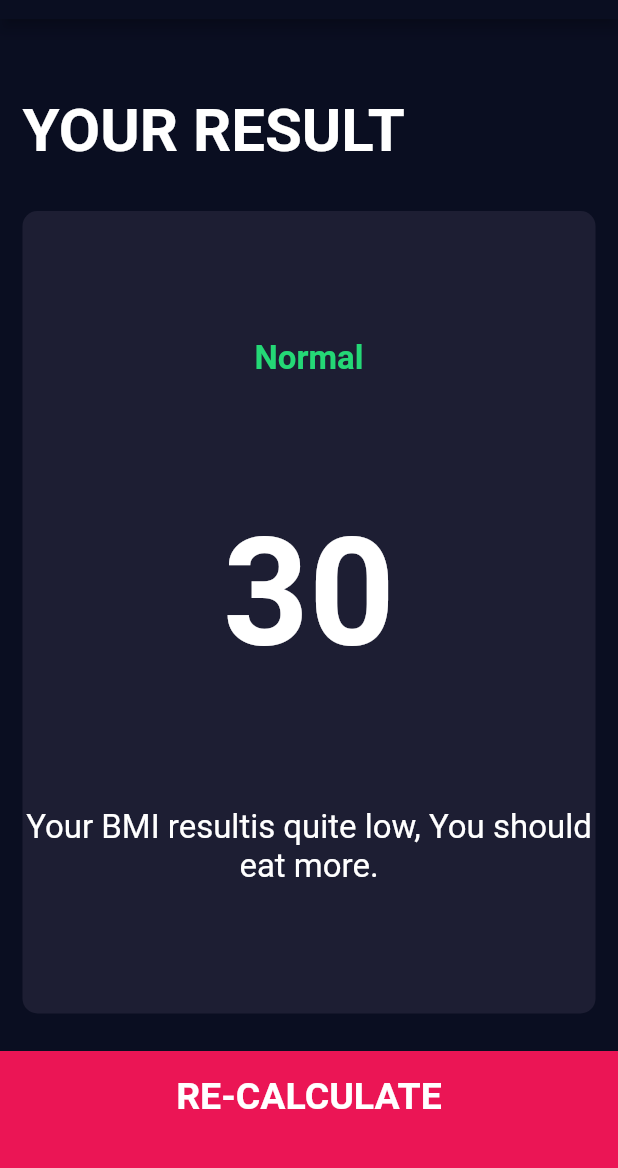
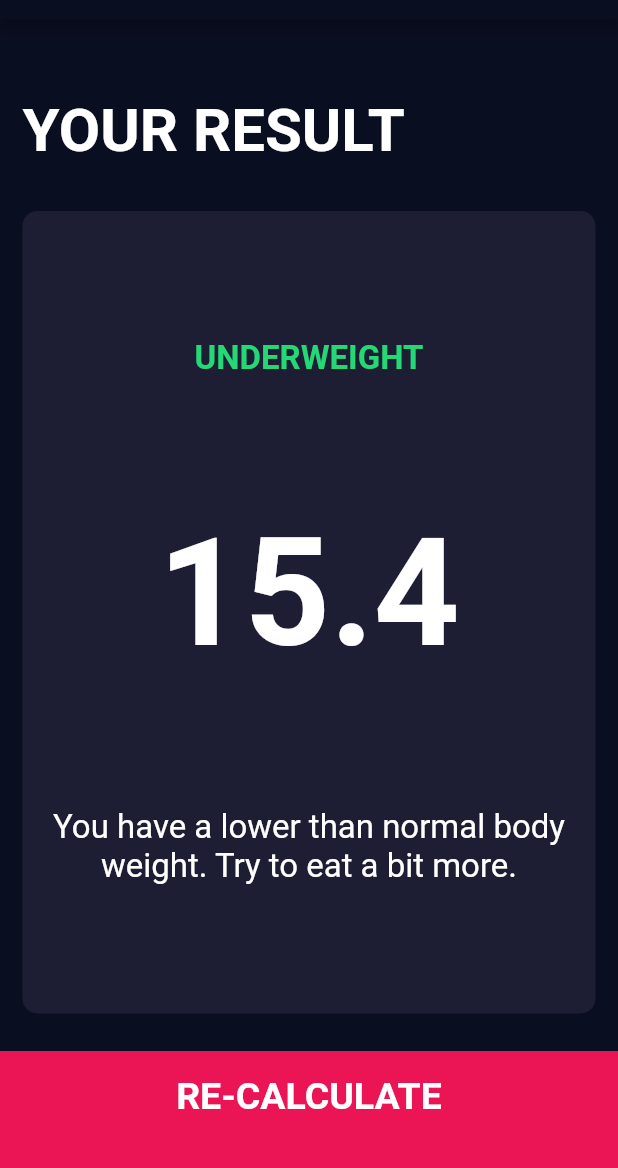
Before and after one commit to muskanrani/BMI-Calculator, a Flutter app: the screen it shows after launch, after a tap on "CALCULATE", on a phone screen of 412 x 824 dp, the part 65-1233 px from its top. Run offline on Flutter 3.47's test engine with Material 2 defaults, Android fonts, the phone set to English and light mode, and no system bars; our stand-ins replace font_awesome_flutter.

Commit message:
Added functionality

```diff
--- /dev/null
+++ b/lib/calculator_brain.dart
@@ -0,0 +1,35 @@
+import 'dart:math';
+class CalculatorBrain{
+  CalculatorBrain({this.height,this.weight});
+  final int height;
+  final int weight;
+  double _bmi;
+  String calculateBmi(){
+    _bmi = weight/ pow(height/100, 2);
+    return _bmi.toStringAsFixed(1);
+  }
+
+  String getResult() {
+    if(_bmi >= 25){
+      return 'Overweight';
+    }
+    else if(_bmi > 18.5){
+      return 'Normal';
+    }
+    else{
+      return 'Underweight';
+    }
+  }
+
+  String getInterpretation() {
+    if(_bmi >= 25){
+      return 'You have a higher than normal weight. Try to exercise more.';
+    }
+    else if(_bmi > 18.5){
+      return 'You have a normal body weight. Good job!';
+    }
+    else{
+      return 'You have a lower than normal body weight. Try to eat a bit more.';
+    }
+  }
+}
--- a/lib/screens/input_page.dart
+++ b/lib/screens/input_page.dart
@@ -7,6 +7,7 @@ import '../constants.dart';
 import 'results_page.dart';
 import '../components/bottom_button.dart';
 import 'package:bmi_calculator/components/round_icon_button.dart';
+import 'package:bmi_calculator/calculator_brain.dart';
 enum Gender{
   female,
   male,
@@ -203,7 +204,12 @@ class _InputPageState extends State<InputPage> {
             ),
           BottomButton(buttonTitle: 'CALCULATE',
                onTap: (){
-              Navigator.push(context, MaterialPageRoute(builder: (context) => ResultsPage()));
+            CalculatorBrain calc = CalculatorBrain(height: height,weight: weight);
+              Navigator.push(context, MaterialPageRoute(builder: (context) => ResultsPage(
+                bmiResult: calc.calculateBmi(),
+                resultText: calc.getResult(),
+                interpretation: calc.getInterpretation(),
+              )));
             },),
           ],
         ),
--- a/lib/screens/results_page.dart
+++ b/lib/screens/results_page.dart
@@ -5,6 +5,12 @@ import '../components/reusable_card.dart';
 import 'input_page.dart';
 import '../components/bottom_button.dart';
 class ResultsPage extends StatelessWidget {
+
+  ResultsPage({@required this.bmiResult, @required this.resultText, @required this.interpretation});
+
+  final String bmiResult;
+  final String resultText;
+  final String interpretation;
   @override
   Widget build(BuildContext context) {
     return Scaffold(
@@ -30,13 +36,13 @@ class ResultsPage extends StatelessWidget {
                 crossAxisAlignment: CrossAxisAlignment.center,
                 mainAxisAlignment: MainAxisAlignment.spaceEvenly,
                 children: <Widget>[
-                  Text('Normal',
+                  Text(resultText.toUpperCase(),
                   style: kResultTextStyle,
                   ),
-                  Text('30',
+                  Text(bmiResult,
                   style: kBMITextStyle,
                   ),
-                  Text('Your BMI resultis quite low, You should eat more.',
+                  Text(interpretation,
                   textAlign: TextAlign.center,
                   style: kBodyTextStyle,
                   ),
```
